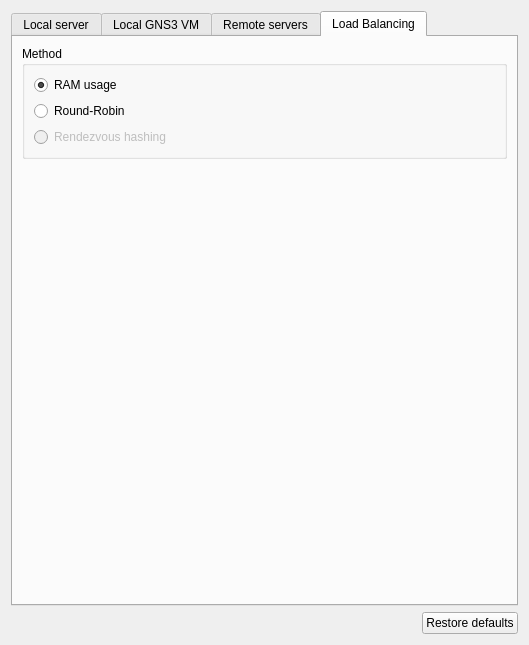
Before: the Qt Designer form gns3/ui/server_preferences_page.ui in GNS3/gns3-gui, drawn with Qt 5.
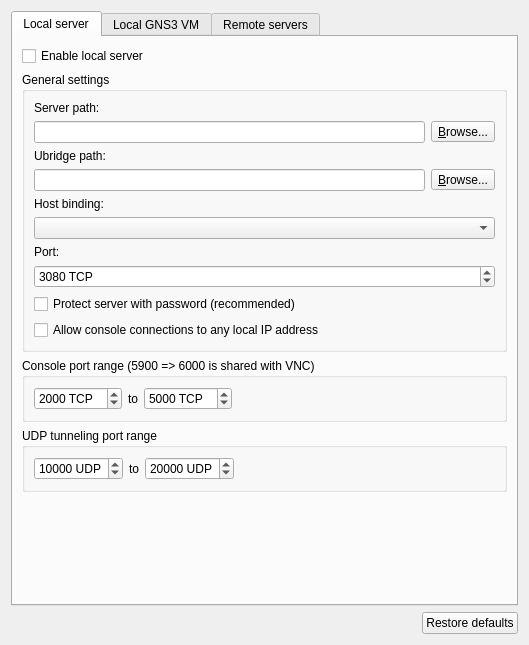
After: the same form once the commit is applied. The open tabs and pages were chosen to show the change.

Commit message: Remove load-balancing support. Fixes #1073.

What changed in the file:
```diff
--- a/gns3/ui/server_preferences_page.ui
+++ b/gns3/ui/server_preferences_page.ui
@@ -53,8 +53,8 @@
       <attribute name="title">
        <string>Local server</string>
       </attribute>
-      <layout class="QVBoxLayout" name="verticalLayout">
-       <item>
+      <layout class="QGridLayout" name="gridLayout_6">
+       <item row="0" column="0">
         <widget class="QCheckBox" name="uiLocalServerAutoStartCheckBox">
          <property name="sizePolicy">
           <sizepolicy hsizetype="Minimum" vsizetype="Fixed">
@@ -76,7 +76,7 @@
          </property>
         </widget>
        </item>
-       <item>
+       <item row="1" column="0" colspan="2">
         <widget class="QGroupBox" name="uiGeneralSettingsGroupBox">
          <property name="sizePolicy">
           <sizepolicy hsizetype="Expanding" vsizetype="Expanding">
@@ -186,13 +186,13 @@
          </layout>
         </widget>
        </item>
-       <item>
+       <item row="2" column="0" colspan="2">
         <widget class="QGroupBox" name="uiConsolePortRangeGroupBox">
          <property name="title">
           <string>Console port range (5900 =&gt; 6000 is shared with VNC)</string>
          </property>
-         <layout class="QHBoxLayout" name="horizontalLayout_7">
-          <item>
+         <layout class="QGridLayout" name="gridLayout_4">
+          <item row="0" column="0">
            <widget class="QSpinBox" name="uiConsoleStartPortSpinBox">
             <property name="suffix">
              <string notr="true"> TCP</string>
@@ -205,14 +205,14 @@
             </property>
            </widget>
           </item>
-          <item>
+          <item row="0" column="1">
            <widget class="QLabel" name="uiConsolePortRangeLabel">
             <property name="text">
              <string>to</string>
             </property>
            </widget>
           </item>
-          <item>
+          <item row="0" column="2">
            <widget class="QSpinBox" name="uiConsoleEndPortSpinBox">
             <property name="suffix">
              <string notr="true"> TCP</string>
@@ -225,10 +225,23 @@
             </property>
            </widget>
           </item>
+          <item row="0" column="3">
+           <spacer name="horizontalSpacer_2">
+            <property name="orientation">
+             <enum>Qt::Horizontal</enum>
+            </property>
+            <property name="sizeHint" stdset="0">
+             <size>
+              <width>225</width>
+              <height>20</height>
+             </size>
+            </property>
+           </spacer>
+          </item>
          </layout>
         </widget>
        </item>
-       <item>
+       <item row="3" column="0" colspan="2">
         <widget class="QGroupBox" name="uiUDPPortRangeGroupBox">
          <property name="title">
           <string>UDP tunneling port range</string>
@@ -267,10 +280,23 @@
             </property>
            </widget>
           </item>
+          <item>
+           <spacer name="horizontalSpacer_4">
+            <property name="orientation">
+             <enum>Qt::Horizontal</enum>
+            </property>
+            <property name="sizeHint" stdset="0">
+             <size>
+              <width>40</width>
+              <height>20</height>
+             </size>
+            </property>
+           </spacer>
+          </item>
          </layout>
         </widget>
        </item>
-       <item>
+       <item row="4" column="0">
         <spacer name="verticalSpacer_4">
          <property name="orientation">
           <enum>Qt::Vertical</enum>
@@ -689,68 +715,6 @@
       <zorder>uiRemoteServerPasswordLabel</zorder>
       <zorder>verticalSpacer_3</zorder>
      </widget>
-     <widget class="QWidget" name="uiLoadBalancingTabWidget">
-      <property name="sizePolicy">
-       <sizepolicy hsizetype="Preferred" vsizetype="MinimumExpanding">
-        <horstretch>0</horstretch>
-        <verstretch>0</verstretch>
-       </sizepolicy>
-      </property>
-      <attribute name="title">
-       <string>Load Balancing</string>
-      </attribute>
-      <layout class="QVBoxLayout" name="verticalLayout_4">
-       <item>
-        <widget class="QGroupBox" name="uiMethodGroupBox">
-         <property name="title">
-          <string>Method</string>
-         </property>
-         <layout class="QGridLayout" name="gridLayout_4">
-          <item row="0" column="0">
-           <widget class="QRadioButton" name="uiRAMUsageRadioButton">
-            <property name="text">
-             <string>RAM usage</string>
-            </property>
-            <property name="checked">
-             <bool>true</bool>
-            </property>
-           </widget>
-          </item>
-          <item row="1" column="0">
-           <widget class="QRadioButton" name="uiRoundRobinRadioButton">
-            <property name="text">
-             <string>Round-Robin</string>
-            </property>
-           </widget>
-          </item>
-          <item row="2" column="0">
-           <widget class="QRadioButton" name="uiRendezVousHashingRadioButton">
-            <property name="enabled">
-             <bool>false</bool>
-            </property>
-            <property name="text">
-             <string>Rendezvous hashing</string>
-            </property>
-           </widget>
-          </item>
-         </layout>
-        </widget>
-       </item>
-       <item>
-        <spacer name="verticalSpacer">
-         <property name="orientation">
-          <enum>Qt::Vertical</enum>
-         </property>
-         <property name="sizeHint" stdset="0">
-          <size>
-           <width>20</width>
-           <height>40</height>
-          </size>
-         </property>
-        </spacer>
-       </item>
-      </layout>
-     </widget>
     </widget>
    </item>
    <item>
```
Left out of the diff: 62 changed lines with no effect on the pictures. The commit also changes 24 other files.
